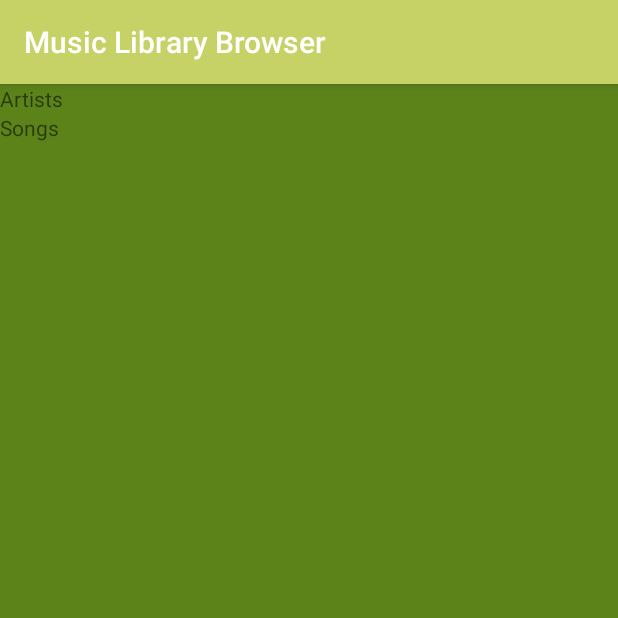
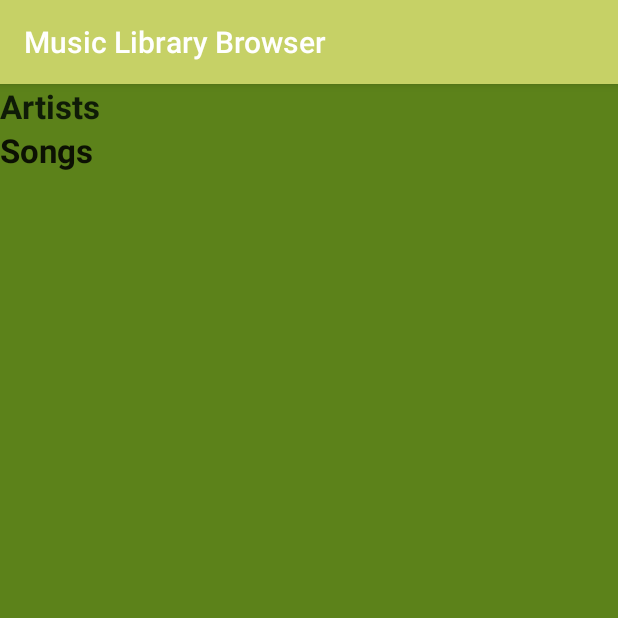
Before and after one commit to baguiar428/ABND-Project_4, an Android app: the screen it shows after launch (MainActivity), on a phone screen of 412 x 824 dp, the top half of it. Run offline under Robolectric (Android 15) with nearby library versions, the light colour scheme and no system bars.

Commit message:
additional changes

```diff
--- a/app/src/main/res/layout/activity_main.xml
+++ b/app/src/main/res/layout/activity_main.xml
@@ -11,12 +11,20 @@
         android:id="@+id/artists"
         android:layout_width="match_parent"
         android:layout_height="wrap_content"
-        android:text="@string/artist_menu"/>
+        android:text="@string/artist_menu"
+        android:textAppearance="?android:textAppearanceLarge"
+        android:textStyle="bold"
+        android:textColor="@color/colorAccent"
+        />
 
     <TextView
         android:id="@+id/songs"
         android:layout_width="match_parent"
         android:layout_height="wrap_content"
-        android:text="@string/song_menu"/>
+        android:text="@string/song_menu"
+        android:textAppearance="?android:textAppearanceLarge"
+        android:textStyle="bold"
+
+        />
 
 </LinearLayout>
```
Also changed, not shown: 1 other file.
